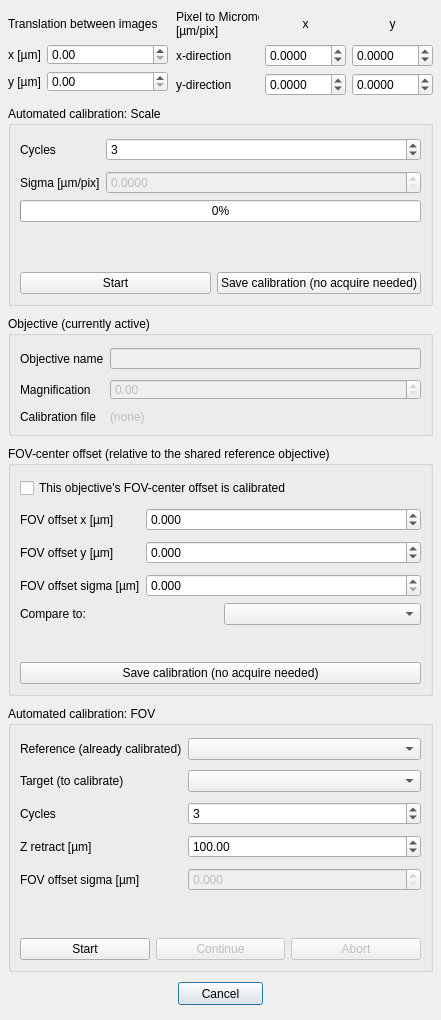
Before: the Qt Designer form BrillouinAcquisition/src/gui/ScaleCalibrationDialog.ui in nik-liegroup/BrillouinAcquisition, drawn with Qt 5.
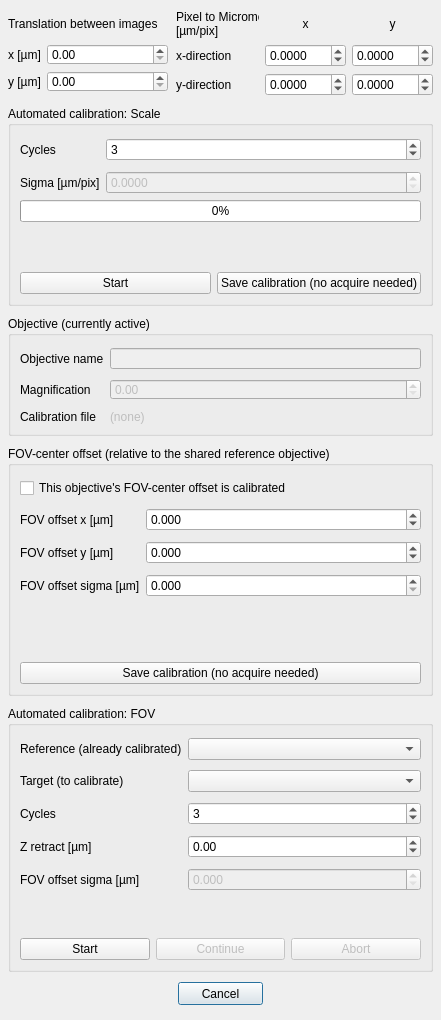
After: the same form once the commit is applied.

```diff
--- a/BrillouinAcquisition/src/gui/ScaleCalibrationDialog.ui
+++ b/BrillouinAcquisition/src/gui/ScaleCalibrationDialog.ui
@@ -572,33 +572,6 @@
       </item>
      </layout>
     </item>
-    <item>
-     <layout class="QHBoxLayout" name="compareToLayout">
-      <property name="spacing">
-       <number>6</number>
-      </property>
-      <item>
-       <widget class="QLabel" name="compareToObjectiveCombo_label">
-        <property name="text">
-         <string>Compare to:</string>
-        </property>
-       </widget>
-      </item>
-      <item>
-       <widget class="QComboBox" name="compareToObjectiveCombo"/>
-      </item>
-     </layout>
-    </item>
-    <item>
-     <widget class="QLabel" name="compareToResultLabel">
-      <property name="text">
-       <string/>
-      </property>
-      <property name="wordWrap">
-       <bool>true</bool>
-      </property>
-     </widget>
-    </item>
     <item>
      <widget class="QPushButton" name="button_save">
       <property name="text">
@@ -703,7 +676,7 @@
          <double>10000.000000000000000</double>
         </property>
         <property name="value">
-         <double>100.000000000000000</double>
+         <double>0.000000000000000</double>
         </property>
        </widget>
       </item>
```
